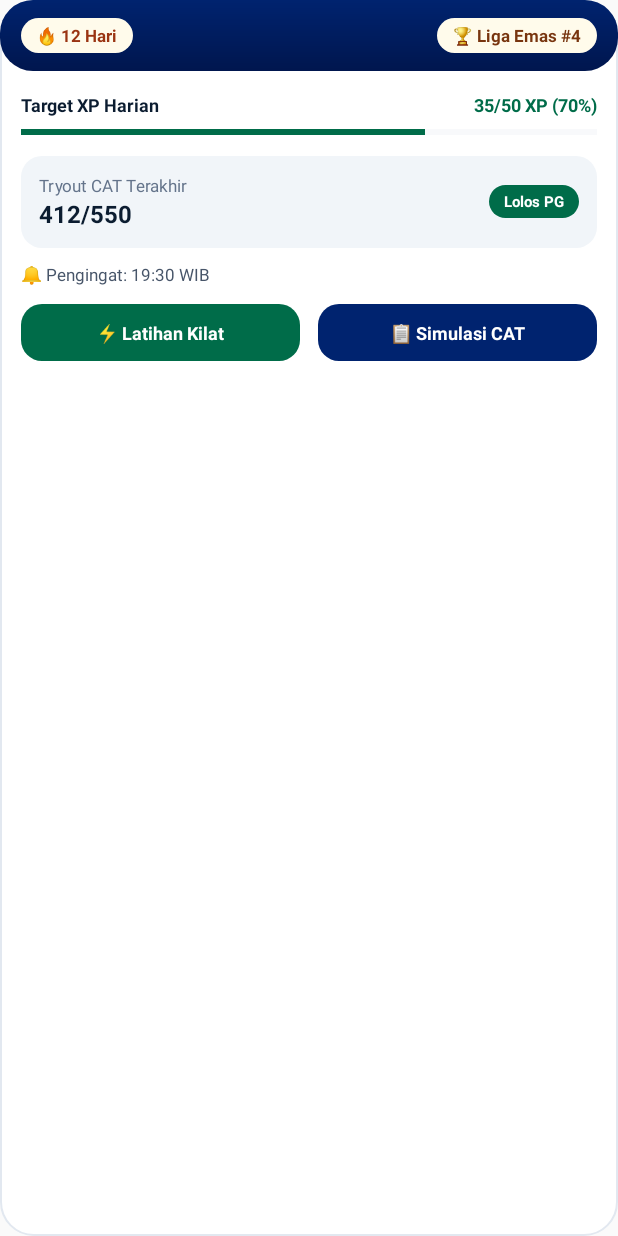
After one commit to wahyush04/nippia, an Android app built with Jetpack Compose: the layout widget_large.xml on its own in the app's theme, with its tools: preview values and no code run, on a phone screen of 412 x 824 dp. The commit adds this screen. Run offline under Robolectric (Android 15) with nearby library versions, the phone set to English and light mode, and no system bars.

Commit message:
feat(widget): add Small (2x2), Medium (4x2), and Large (4x4) Android home screen widgets

```diff
--- /dev/null
+++ b/nippia-android/app/src/main/res/drawable/widget_bg_navy.xml
@@ -0,0 +1,8 @@
+<?xml version="1.0" encoding="utf-8"?>
+<shape xmlns:android="http://schemas.android.com/apk/res/android" android:shape="rectangle">
+    <gradient
+        android:angle="270"
+        android:startColor="#00236F"
+        android:endColor="#00164E" />
+    <corners android:radius="22dp" />
+</shape>
--- /dev/null
+++ b/nippia-android/app/src/main/res/drawable/widget_bg_subcard.xml
@@ -0,0 +1,5 @@
+<?xml version="1.0" encoding="utf-8"?>
+<shape xmlns:android="http://schemas.android.com/apk/res/android" android:shape="rectangle">
+    <solid android:color="#F1F5F9" />
+    <corners android:radius="14dp" />
+</shape>
--- /dev/null
+++ b/nippia-android/app/src/main/res/drawable/widget_bg_white.xml
@@ -0,0 +1,6 @@
+<?xml version="1.0" encoding="utf-8"?>
+<shape xmlns:android="http://schemas.android.com/apk/res/android" android:shape="rectangle">
+    <solid android:color="#FFFFFF" />
+    <stroke android:width="1dp" android:color="#E2E8F0" />
+    <corners android:radius="22dp" />
+</shape>
--- /dev/null
+++ b/nippia-android/app/src/main/res/drawable/widget_btn_emerald.xml
@@ -0,0 +1,5 @@
+<?xml version="1.0" encoding="utf-8"?>
+<shape xmlns:android="http://schemas.android.com/apk/res/android" android:shape="rectangle">
+    <solid android:color="#006C49" />
+    <corners android:radius="14dp" />
+</shape>
--- /dev/null
+++ b/nippia-android/app/src/main/res/drawable/widget_btn_navy.xml
@@ -0,0 +1,5 @@
+<?xml version="1.0" encoding="utf-8"?>
+<shape xmlns:android="http://schemas.android.com/apk/res/android" android:shape="rectangle">
+    <solid android:color="#00236F" />
+    <corners android:radius="14dp" />
+</shape>
--- /dev/null
+++ b/nippia-android/app/src/main/res/drawable/widget_pill_gold.xml
@@ -0,0 +1,5 @@
+<?xml version="1.0" encoding="utf-8"?>
+<shape xmlns:android="http://schemas.android.com/apk/res/android" android:shape="rectangle">
+    <solid android:color="#FFFBEB" />
+    <corners android:radius="50dp" />
+</shape>
--- /dev/null
+++ b/nippia-android/app/src/main/res/drawable/widget_pill_red.xml
@@ -0,0 +1,5 @@
+<?xml version="1.0" encoding="utf-8"?>
+<shape xmlns:android="http://schemas.android.com/apk/res/android" android:shape="rectangle">
+    <solid android:color="#FEE2E2" />
+    <corners android:radius="50dp" />
+</shape>
--- /dev/null
+++ b/nippia-android/app/src/main/res/layout/widget_large.xml
@@ -0,0 +1,179 @@
+<?xml version="1.0" encoding="utf-8"?>
+<LinearLayout xmlns:android="http://schemas.android.com/apk/res/android"
+    android:id="@+id/widget_root"
+    android:layout_width="match_parent"
+    android:layout_height="match_parent"
+    android:background="@drawable/widget_bg_white"
+    android:orientation="vertical">
+
+    <!-- Top Navy Header -->
+    <LinearLayout
+        android:layout_width="match_parent"
+        android:layout_height="wrap_content"
+        android:background="@drawable/widget_bg_navy"
+        android:gravity="center_vertical"
+        android:orientation="horizontal"
+        android:paddingHorizontal="14dp"
+        android:paddingVertical="12dp">
+
+        <TextView
+            android:id="@+id/widget_streak_text"
+            android:layout_width="wrap_content"
+            android:layout_height="wrap_content"
+            android:background="@drawable/widget_pill_gold"
+            android:paddingHorizontal="10dp"
+            android:paddingVertical="4dp"
+            android:text="🔥 12 Hari"
+            android:textColor="#9A3412"
+            android:textSize="11sp"
+            android:textStyle="bold" />
+
+        <TextView
+            android:layout_width="0dp"
+            android:layout_height="wrap_content"
+            android:layout_weight="1" />
+
+        <TextView
+            android:id="@+id/widget_league_text"
+            android:layout_width="wrap_content"
+            android:layout_height="wrap_content"
+            android:background="@drawable/widget_pill_gold"
+            android:paddingHorizontal="10dp"
+            android:paddingVertical="4dp"
+            android:text="🏆 Liga Emas #4"
+            android:textColor="#78350F"
+            android:textSize="11sp"
+            android:textStyle="bold" />
+    </LinearLayout>
+
+    <LinearLayout
+        android:layout_width="match_parent"
+        android:layout_height="0dp"
+        android:layout_weight="1"
+        android:orientation="vertical"
+        android:padding="14dp">
+
+        <LinearLayout
+            android:layout_width="match_parent"
+            android:layout_height="wrap_content"
+            android:orientation="horizontal">
+
+            <TextView
+                android:layout_width="0dp"
+                android:layout_height="wrap_content"
+                android:layout_weight="1"
+                android:text="Target XP Harian"
+                android:textColor="#0B1C30"
+                android:textSize="12sp"
+                android:textStyle="bold" />
+
+            <TextView
+                android:id="@+id/widget_xp_text"
+                android:layout_width="wrap_content"
+                android:layout_height="wrap_content"
+                android:text="35/50 XP (70%)"
+                android:textColor="#006C49"
+                android:textSize="12sp"
+                android:textStyle="bold" />
+        </LinearLayout>
+
+        <ProgressBar
+            android:id="@+id/widget_xp_progress"
+            style="?android:attr/progressBarStyleHorizontal"
+            android:layout_width="match_parent"
+            android:layout_height="8dp"
+            android:layout_marginTop="6dp"
+            android:max="100"
+            android:progress="70"
+            android:progressTint="#006C49"
+            android:progressBackgroundTint="#E2E8F0" />
+
+        <!-- Last Tryout Card -->
+        <LinearLayout
+            android:layout_width="match_parent"
+            android:layout_height="wrap_content"
+            android:layout_marginTop="12dp"
+            android:background="@drawable/widget_bg_subcard"
+            android:gravity="center_vertical"
+            android:orientation="horizontal"
+            android:padding="12dp">
+
+            <LinearLayout
+                android:layout_width="0dp"
+                android:layout_height="wrap_content"
+                android:layout_weight="1"
+                android:orientation="vertical">
+
+                <TextView
+                    android:layout_width="wrap_content"
+                    android:layout_height="wrap_content"
+                    android:text="Tryout CAT Terakhir"
+                    android:textColor="#64748B"
+                    android:textSize="11sp" />
+
+                <TextView
+                    android:id="@+id/widget_tryout_score"
+                    android:layout_width="wrap_content"
+                    android:layout_height="wrap_content"
+                    android:text="412/550"
+                    android:textColor="#0B1C30"
+                    android:textSize="16sp"
+                    android:textStyle="bold" />
+            </LinearLayout>
+
+            <TextView
+                android:id="@+id/widget_tryout_badge"
+                android:layout_width="wrap_content"
+                android:layout_height="wrap_content"
+                android:background="@drawable/widget_btn_emerald"
+                android:paddingHorizontal="10dp"
+                android:paddingVertical="4dp"
+                android:text="Lolos PG"
+                android:textColor="#FFFFFF"
+                android:textSize="10sp"
+                android:textStyle="bold" />
+        </LinearLayout>
+
+        <TextView
+            android:id="@+id/widget_reminder_text"
+            android:layout_width="wrap_content"
+            android:layout_height="wrap_content"
+            android:layout_marginTop="10dp"
+            android:text="🔔 Pengingat: 19:30 WIB"
+            android:textColor="#475569"
+            android:textSize="11sp" />
+
+        <LinearLayout
+            android:layout_width="match_parent"
+            android:layout_height="wrap_content"
+            android:layout_marginTop="12dp"
+            android:orientation="horizontal">
+
+            <TextView
+                android:id="@+id/widget_btn_quiz"
+                android:layout_width="0dp"
+                android:layout_height="38dp"
+                android:layout_marginEnd="6dp"
+                android:layout_weight="1"
+                android:background="@drawable/widget_btn_emerald"
+                android:gravity="center"
+                android:text="⚡ Latihan Kilat"
+                android:textColor="#FFFFFF"
+                android:textSize="12sp"
+                android:textStyle="bold" />
+
+            <TextView
+                android:id="@+id/widget_btn_cat"
+                android:layout_width="0dp"
+                android:layout_height="38dp"
+                android:layout_marginStart="6dp"
+                android:layout_weight="1"
+                android:background="@drawable/widget_btn_navy"
+                android:gravity="center"
+                android:text="📋 Simulasi CAT"
+                android:textColor="#FFFFFF"
+                android:textSize="12sp"
+                android:textStyle="bold" />
+        </LinearLayout>
+    </LinearLayout>
+</LinearLayout>
--- a/nippia-android/app/src/main/res/values/strings.xml
+++ b/nippia-android/app/src/main/res/values/strings.xml
@@ -1,4 +1,7 @@
 <resources>
     <string name="app_name">Nippia</string>
     <string name="google_web_client_id" translatable="false">94497945304-28p54upe1db8kvhgn2ct5kgchh5t86o1.apps.googleusercontent.com</string>
+    <string name="widget_small_desc">Widget Ringkas Nippia (2x2): Streak &amp; Target XP Harian</string>
+    <string name="widget_medium_desc">Widget Horizontal Nippia (4x2): Streak, Nyawa &amp; Mulai Kuis</string>
+    <string name="widget_large_desc">Widget Lengkap Nippia (4x4): Streak, Liga, Tryout CAT &amp; Aksi Cepat</string>
 </resources>
```
Also changed, not shown: nippia-android/app/src/main/AndroidManifest.xml (+36 -0 lines), nippia-android/app/src/main/java/id/my/kulitech/nippia/ui/widget/NippiaWidgetProviders.kt (added, +150 -0 lines), nippia-android/app/src/main/res/layout/widget_medium.xml (added, +87 -0 lines), nippia-android/app/src/main/res/layout/widget_small.xml (added, +86 -0 lines), nippia-android/app/src/main/res/xml/widget_info_large.xml (added, +11 -0 lines), nippia-android/app/src/main/res/xml/widget_info_medium.xml (added, +11 -0 lines), nippia-android/app/src/main/res/xml/widget_info_small.xml (added, +11 -0 lines).
